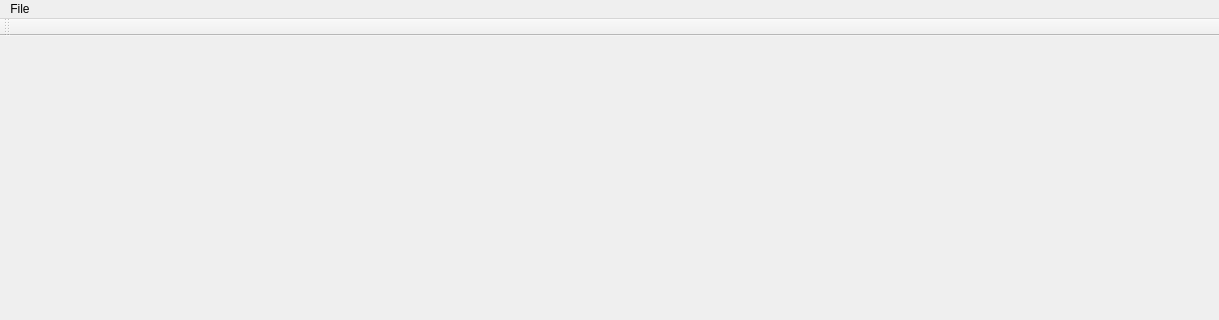
Qt form QDicomVolumeRender/dicom_volume_render.ui (JiananHe/VTK-Demo) before a commit; both pictures show x 0 to 1219 and y 0 to 320 of the 1219 by 672 pixel window.
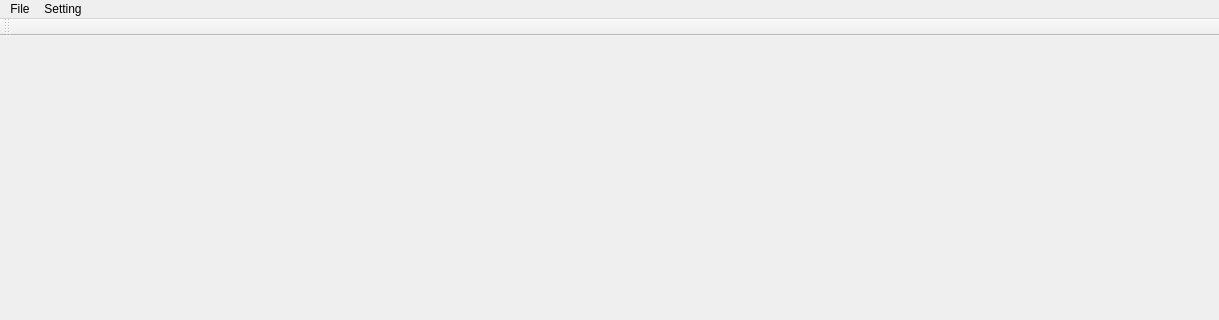
The same form after that commit. Custom widgets are drawn as their Qt base class.

Commit message: set transfer function to render bones, and add QColorDialog to change background color.

```diff
--- a/QDicomVolumeRender/dicom_volume_render.ui
+++ b/QDicomVolumeRender/dicom_volume_render.ui
@@ -40,7 +40,14 @@
     </property>
     <addaction name="actionOpen_Folder"/>
    </widget>
+   <widget class="QMenu" name="menuSetting">
+    <property name="title">
+     <string>Setting</string>
+    </property>
+    <addaction name="actionSet_BgColor"/>
+   </widget>
    <addaction name="menuOpen"/>
+   <addaction name="menuSetting"/>
   </widget>
   <widget class="QToolBar" name="mainToolBar">
    <attribute name="toolBarArea">
```
Left out of the diff: 5 changed lines with no effect on the pictures. The commit also changes 4 other files.
